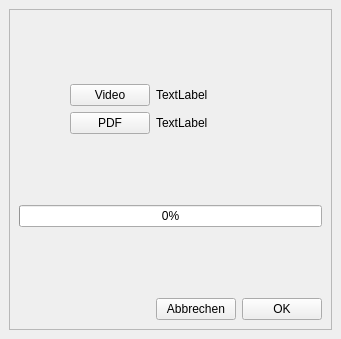
Old version of the form code/src/main/resources/base/ui/autocut.ui in the repository felixdittrich92/mission-uncuttable.
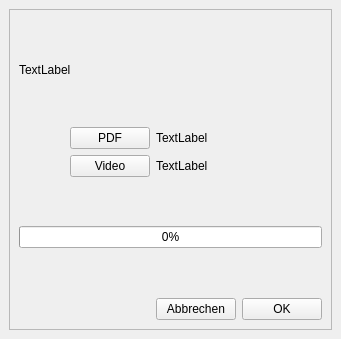
New version of the form.

The edit to the form file:
```diff
--- a/code/src/main/resources/base/ui/autocut.ui
+++ b/code/src/main/resources/base/ui/autocut.ui
@@ -24,21 +24,28 @@
        <enum>QFrame::Raised</enum>
       </property>
       <layout class="QGridLayout" name="gridLayout_2">
-       <item row="12" column="4">
+       <item row="11" column="2">
+        <widget class="QPushButton" name="video_button">
+         <property name="text">
+          <string>Video</string>
+         </property>
+        </widget>
+       </item>
+       <item row="18" column="4">
         <widget class="QPushButton" name="ok_button">
          <property name="text">
           <string>OK</string>
          </property>
         </widget>
        </item>
-       <item row="12" column="3">
+       <item row="18" column="3">
         <widget class="QPushButton" name="cancel_button">
          <property name="text">
           <string>Abbrechen</string>
          </property>
         </widget>
        </item>
-       <item row="12" column="0" colspan="3">
+       <item row="18" column="0" colspan="3">
         <spacer name="horizontalSpacer">
          <property name="orientation">
           <enum>Qt::Horizontal</enum>
@@ -51,27 +58,7 @@
          </property>
         </spacer>
        </item>
-       <item row="6" column="0" colspan="5">
-        <spacer name="verticalSpacer">
-         <property name="orientation">
-          <enum>Qt::Vertical</enum>
-         </property>
-         <property name="sizeHint" stdset="0">
-          <size>
-           <width>20</width>
-           <height>40</height>
-          </size>
-         </property>
-        </spacer>
-       </item>
-       <item row="2" column="3">
-        <widget class="QLabel" name="video_image_label">
-         <property name="text">
-          <string>TextLabel</string>
-         </property>
-        </widget>
-       </item>
-       <item row="8" column="0" colspan="5">
+       <item row="14" column="0" colspan="5">
         <spacer name="verticalSpacer_3">
          <property name="orientation">
           <enum>Qt::Vertical</enum>
@@ -84,20 +71,13 @@
          </property>
         </spacer>
        </item>
-       <item row="7" column="0" colspan="5">
+       <item row="13" column="0" colspan="5">
         <widget class="QProgressBar" name="progress_bar">
          <property name="value">
           <number>0</number>
          </property>
         </widget>
        </item>
-       <item row="2" column="2">
-        <widget class="QPushButton" name="video_button">
-         <property name="text">
-          <string>Video</string>
-         </property>
-        </widget>
-       </item>
        <item row="0" column="0" colspan="5">
         <spacer name="verticalSpacer_2">
          <property name="orientation">
@@ -111,14 +91,54 @@
          </property>
         </spacer>
        </item>
-       <item row="5" column="2">
+       <item row="12" column="0" colspan="5">
+        <spacer name="verticalSpacer">
+         <property name="orientation">
+          <enum>Qt::Vertical</enum>
+         </property>
+         <property name="sizeHint" stdset="0">
+          <size>
+           <width>20</width>
+           <height>40</height>
+          </size>
+         </property>
+        </spacer>
+       </item>
+       <item row="2" column="0" colspan="5">
+        <spacer name="verticalSpacer_4">
+         <property name="orientation">
+          <enum>Qt::Vertical</enum>
+         </property>
+         <property name="sizeHint" stdset="0">
+          <size>
+           <width>20</width>
+           <height>40</height>
+          </size>
+         </property>
+        </spacer>
+       </item>
+       <item row="1" column="0" colspan="5">
+        <widget class="QLabel" name="text_label">
+         <property name="text">
+          <string>TextLabel</string>
+         </property>
+        </widget>
+       </item>
+       <item row="8" column="2">
         <widget class="QPushButton" name="pdf_button">
          <property name="text">
           <string>PDF</string>
          </property>
         </widget>
        </item>
-       <item row="5" column="3">
+       <item row="11" column="3">
+        <widget class="QLabel" name="video_image_label">
+         <property name="text">
+          <string>TextLabel</string>
+         </property>
+        </widget>
+       </item>
+       <item row="8" column="3">
         <widget class="QLabel" name="pdf_image_label">
          <property name="text">
           <string>TextLabel</string>
```
